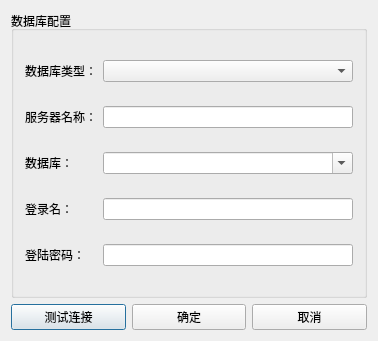
Qt form Amadeus/DialogMenuNetSet.ui (yxw027/Amadeus) before a commit.
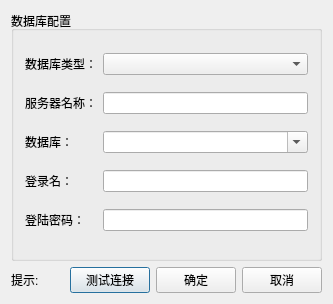
The same form after that commit.

Commit message: SQL Server已经能够连接、查找、添加，后续需进一步完善功能；

```diff
--- a/Amadeus/DialogMenuNetSet.ui
+++ b/Amadeus/DialogMenuNetSet.ui
@@ -6,15 +6,43 @@
    <rect>
     <x>0</x>
     <y>0</y>
-    <width>378</width>
-    <height>341</height>
+    <width>333</width>
+    <height>304</height>
    </rect>
   </property>
   <property name="windowTitle">
    <string>DialogMenuNetSet</string>
   </property>
   <layout class="QGridLayout" name="gridLayout_2">
-   <item row="0" column="0" colspan="3">
+   <item row="1" column="0">
+    <widget class="QLabel" name="labelTips">
+     <property name="text">
+      <string>提示:</string>
+     </property>
+    </widget>
+   </item>
+   <item row="1" column="1">
+    <widget class="QPushButton" name="pushButtonTestConnect">
+     <property name="text">
+      <string>测试连接</string>
+     </property>
+    </widget>
+   </item>
+   <item row="1" column="2">
+    <widget class="QPushButton" name="pushButtonOK">
+     <property name="text">
+      <string>确定</string>
+     </property>
+    </widget>
+   </item>
+   <item row="1" column="3">
+    <widget class="QPushButton" name="pushButtonCancel">
+     <property name="text">
+      <string>取消</string>
+     </property>
+    </widget>
+   </item>
+   <item row="0" column="0" colspan="4">
     <widget class="QGroupBox" name="groupBox">
      <property name="title">
       <string>数据库配置</string>
@@ -77,27 +105,6 @@
      </layout>
     </widget>
    </item>
-   <item row="1" column="0">
-    <widget class="QPushButton" name="pushButtonTestConnect">
-     <property name="text">
-      <string>测试连接</string>
-     </property>
-    </widget>
-   </item>
-   <item row="1" column="1">
-    <widget class="QPushButton" name="pushButtonOK">
-     <property name="text">
-      <string>确定</string>
-     </property>
-    </widget>
-   </item>
-   <item row="1" column="2">
-    <widget class="QPushButton" name="pushButtonCancel">
-     <property name="text">
-      <string>取消</string>
-     </property>
-    </widget>
-   </item>
   </layout>
  </widget>
  <layoutdefault spacing="6" margin="11"/>
```
The commit also changes 7 other files.
